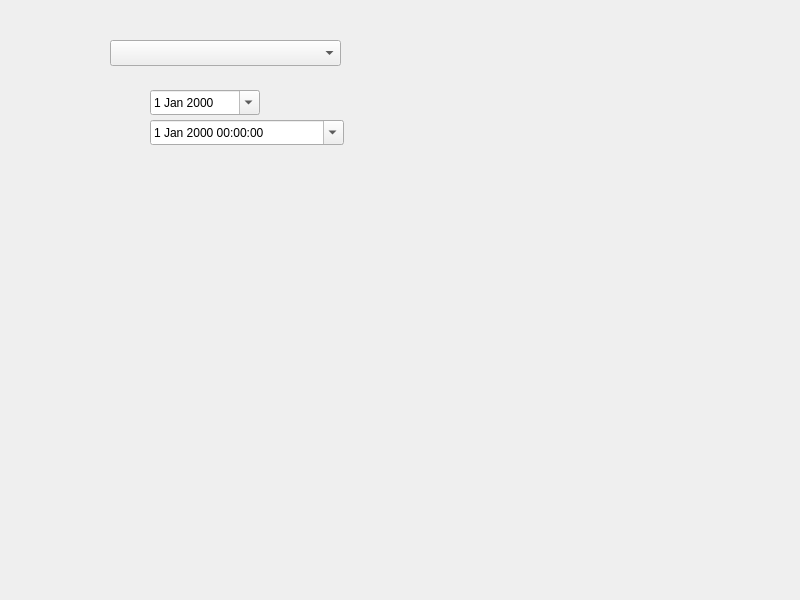
tizianolattisi/suitegda, file src/com/axiastudio/suite/sedute/forms/seduta.ui: the form before one commit.
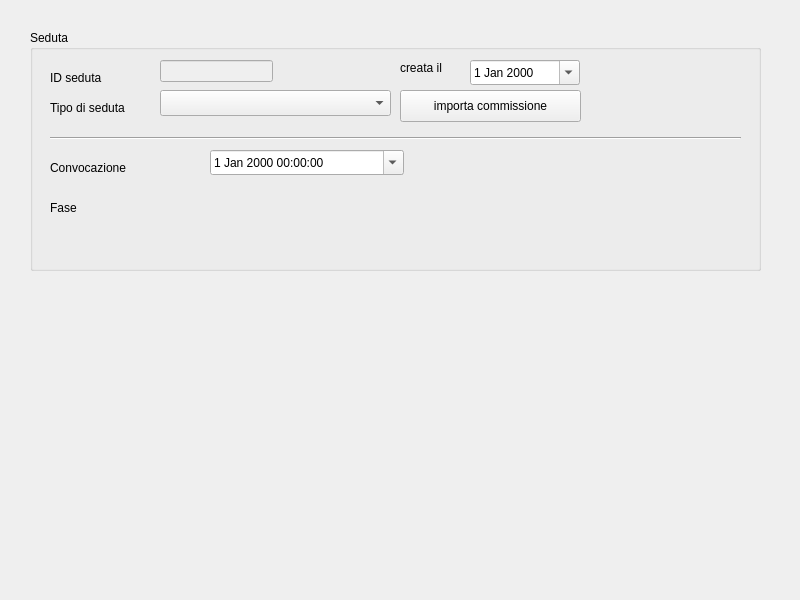
The form after the commit. Custom widgets are drawn as their Qt base class.

Commit message: La commissione diventa un dato strutturato; instroduzione struttura per carica e associazione alla commissione.

What changed in the file:
```diff
--- a/src/com/axiastudio/suite/sedute/forms/seduta.ui
+++ b/src/com/axiastudio/suite/sedute/forms/seduta.ui
@@ -14,27 +14,23 @@
    <string>Sedute</string>
   </property>
   <widget class="QWidget" name="centralwidget">
-   <widget class="com.axiastudio.pypapi.ui.widgets.PyPaPiDateEdit" name="dateEdit">
+   <widget class="QGroupBox" name="groupBox">
     <property name="geometry">
      <rect>
-      <x>150</x>
-      <y>90</y>
-      <width>110</width>
-      <height>25</height>
+      <x>30</x>
+      <y>30</y>
+      <width>731</width>
+      <height>241</height>
      </rect>
     </property>
-    <property name="calendarPopup">
-     <bool>true</bool>
+    <property name="title">
+     <string>Seduta</string>
     </property>
-    <property name="column" stdset="0">
-     <string>dataoraconvocazione</string>
-    </property>
-   </widget>
    <widget class="com.axiastudio.pypapi.ui.widgets.PyPaPiComboBox" name="comboBox">
     <property name="geometry">
      <rect>
-      <x>110</x>
-      <y>40</y>
+       <x>130</x>
+       <y>60</y>
       <width>231</width>
       <height>26</height>
      </rect>
@@ -43,10 +39,39 @@
      <string>tipologiaSeduta</string>
     </property>
    </widget>
-   <widget class="com.axiastudio.pypapi.ui.widgets.PyPaPiDateTimeEdit" name="dateTimeEdit">
+    <widget class="com.axiastudio.pypapi.ui.widgets.PyPaPiDateEdit" name="dateEdit">
     <property name="geometry">
      <rect>
-      <x>150</x>
+       <x>440</x>
+       <y>30</y>
+       <width>110</width>
+       <height>25</height>
+      </rect>
+     </property>
+     <property name="calendarPopup">
+      <bool>true</bool>
+     </property>
+     <property name="column" stdset="0">
+      <string>datacreazione</string>
+     </property>
+    </widget>
+    <widget class="QLabel" name="label">
+     <property name="geometry">
+      <rect>
+       <x>20</x>
+       <y>70</y>
+       <width>111</width>
+       <height>16</height>
+      </rect>
+     </property>
+     <property name="text">
+      <string>Tipo di seduta</string>
+     </property>
+    </widget>
+    <widget class="com.axiastudio.pypapi.ui.widgets.PyPaPiDateTimeEdit" name="dateTimeEdit_2">
+     <property name="geometry">
+      <rect>
+       <x>180</x>
       <y>120</y>
       <width>194</width>
       <height>25</height>
@@ -56,8 +81,103 @@
      <bool>true</bool>
     </property>
     <property name="column" stdset="0">
-     <string>inizioseduta</string>
-    </property>
+      <string>dataoraconvocazione</string>
+     </property>
+    </widget>
+    <widget class="QLabel" name="label_2">
+     <property name="geometry">
+      <rect>
+       <x>370</x>
+       <y>30</y>
+       <width>62</width>
+       <height>16</height>
+      </rect>
+     </property>
+     <property name="text">
+      <string>creata il</string>
+     </property>
+    </widget>
+    <widget class="QLabel" name="label_3">
+     <property name="geometry">
+      <rect>
+       <x>20</x>
+       <y>40</y>
+       <width>62</width>
+       <height>16</height>
+      </rect>
+     </property>
+     <property name="text">
+      <string>ID seduta</string>
+     </property>
+    </widget>
+    <widget class="QLineEdit" name="lineEdit">
+     <property name="enabled">
+      <bool>false</bool>
+     </property>
+     <property name="geometry">
+      <rect>
+       <x>130</x>
+       <y>30</y>
+       <width>113</width>
+       <height>22</height>
+      </rect>
+     </property>
+     <property name="column" stdset="0">
+      <string>id</string>
+     </property>
+    </widget>
+    <widget class="QPushButton" name="pushButton">
+     <property name="geometry">
+      <rect>
+       <x>370</x>
+       <y>60</y>
+       <width>181</width>
+       <height>32</height>
+      </rect>
+     </property>
+     <property name="text">
+      <string>importa commissione</string>
+     </property>
+    </widget>
+    <widget class="Line" name="line">
+     <property name="geometry">
+      <rect>
+       <x>20</x>
+       <y>100</y>
+       <width>691</width>
+       <height>16</height>
+      </rect>
+     </property>
+     <property name="orientation">
+      <enum>Qt::Horizontal</enum>
+     </property>
+    </widget>
+    <widget class="QLabel" name="label_4">
+     <property name="geometry">
+      <rect>
+       <x>20</x>
+       <y>130</y>
+       <width>111</width>
+       <height>16</height>
+      </rect>
+     </property>
+     <property name="text">
+      <string>Convocazione</string>
+     </property>
+    </widget>
+    <widget class="QLabel" name="label_5">
+     <property name="geometry">
+      <rect>
+       <x>20</x>
+       <y>170</y>
+       <width>62</width>
+       <height>16</height>
+      </rect>
+     </property>
+     <property name="text">
+      <string>Fase</string>
+     </property>
+    </widget>
    </widget>
   </widget>
  </widget>
```
Lines whose indentation alone changed are shown as unchanged. The commit also changes 7 other files.
